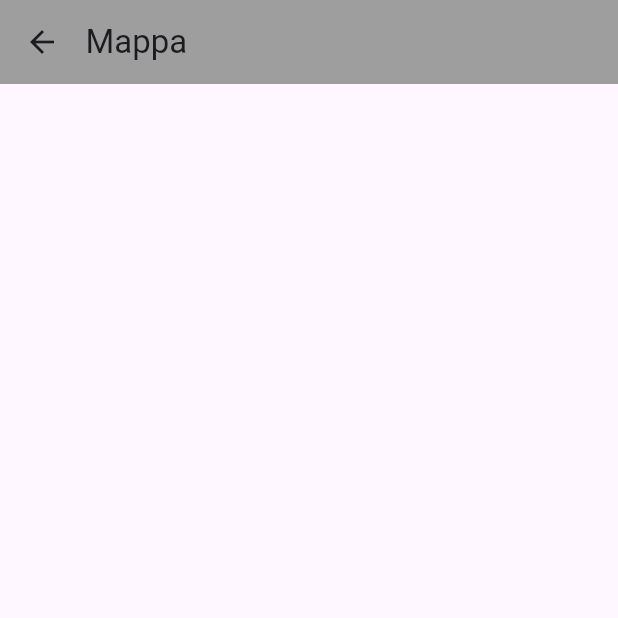
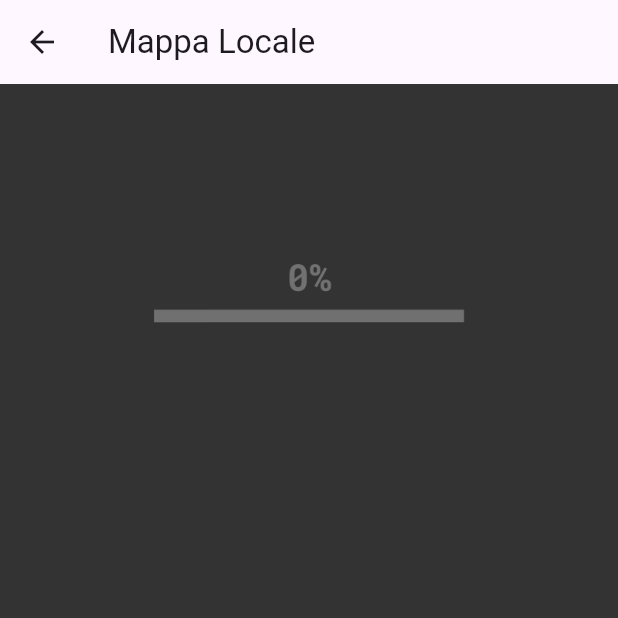
Before and after one commit to SeraphinFosfato/AversaTour, a Flutter app: the screen it shows after launch, after a tap on "Inizia", on a phone screen of 412 x 824 dp, the top half of it. Run offline on Flutter 3.47's test engine with Material 3 defaults, Android fonts, the phone set to English and light mode, and no system bars.

Commit message:
Aggiornamenti pagina di storia generale

```diff
--- a/lib/main.dart
+++ b/lib/main.dart
@@ -1,4 +1,4 @@
-import 'package:aversa_tour/pages/lacation_1.dart';
+import 'package:aversa_tour/pages/storia_generale_page.dart';
 import 'package:aversa_tour/pages/mappa.dart';
 import 'package:aversa_tour/pages/menu_principale.dart';
 import 'package:flutter/material.dart';
@@ -18,7 +18,7 @@ class MyApp extends StatelessWidget {
       home: MenuPrincipale(),
       routes: {
         '/mappa' :(context) => Mappa(),
-        '/lacation_1' :(context) => StoriaGenerale(),
+        '/lacation_1' :(context) => StoriaGenerale(), //Non cambiare, nome del file dart cambiato tramite refractoring!!
       },
       );
   }
--- a/lib/pages/mappa.dart
+++ b/lib/pages/mappa.dart
@@ -6,13 +6,12 @@ class Mappa extends StatelessWidget {
   @override
   Widget build(BuildContext context) {
     return Scaffold(
+      backgroundColor: Color.fromARGB(255, 51, 51, 51),
       appBar: AppBar(
-        title: Text(
-            "Mappa",
-            textAlign: TextAlign.center,
-        ),
-        backgroundColor: Colors.grey,
-        titleSpacing: 1,
+        title: Text("Mappa Locale"),
+      ),
+      body: Container(
+        child: Image.asset('assets/images/Loading.gif'),
       ),
     );
   }
--- a/lib/pages/menu_principale.dart
+++ b/lib/pages/menu_principale.dart
@@ -25,7 +25,7 @@ class _MenuPrincipaleState extends State<MenuPrincipale> {
   @override
   Widget build(BuildContext context) {
     return Scaffold(
-      backgroundColor: Colors.white38,
+      backgroundColor: Colors.blue,
       appBar: AppBar(
         title: Text(
           "Applicazione",
@@ -75,7 +75,7 @@ class _MenuPrincipaleState extends State<MenuPrincipale> {
                         height: 80,
                         width: 250,
                         decoration: BoxDecoration(
-                          color: Colors.grey,
+                          color: Colors.blue,
                           borderRadius: BorderRadius.circular(20),
                         ),
                         padding: EdgeInsets.all(20),
@@ -98,12 +98,12 @@ class _MenuPrincipaleState extends State<MenuPrincipale> {
                         height: 80,
                         width: 250,
                         decoration: BoxDecoration(
-                          color: Colors.grey,
+                          color: Colors.blue,
                           borderRadius: BorderRadius.circular(20),
                         ),
                         padding: EdgeInsets.all(20),
                         child: Text(
-                          "Vai a luogo 1",
+                          "Panoramica",
                           textAlign: TextAlign.center,
                           style: TextStyle(
                             color: Colors.white,
@@ -112,7 +112,7 @@ class _MenuPrincipaleState extends State<MenuPrincipale> {
                           ),
                         ),
                       ),
-                    ), //Location_1 test button
+                    ),
                   ],
                 ),
               ),
--- a/lib/pages/lacation_1.dart
+++ b/lib/pages/storia_generale_page.dart
@@ -13,7 +13,7 @@ class StoriaGenerale extends StatelessWidget {
           "Cenni Storici Generali",
           textAlign: TextAlign.center,
         ),
-        backgroundColor: Colors.grey,
+        backgroundColor: Colors.black45,
         titleSpacing: 1,
       ),
       body: Center(
@@ -47,7 +47,7 @@ class StoriaGenerale extends StatelessWidget {
                 child: ListView(
                   children: [
                     Padding(
-                      padding: const EdgeInsets.all(10.0), //dolore magna aliqua. Vitae aliquet nec ullamcorper sit amet. Egestas sed tempus urna et pharetra. Mauris sit amet massa vitae tortor condimentum. Amet dictum sit amet justo donec. Id consectetur purus ut faucibus pulvinar. Tortor consequat id porta nibh. Egestas congue quisque egestas diam in arcu cursus. Tellus id interdum velit laoreet id donec ultrices tincidunt arcu. Porta nibh venenatis cras sed. Enim tortor at auctor urna nunc id cursus metus aliquam. Egestas egestas fringilla phasellus faucibus scelerisque eleifend. Molestie nunc non blandit massa enim nec dui nunc mattis. Viverra orci sagittis eu volutpat odio. Ultrices neque ornare aenean euismod elementum nisi. Turpis cursus in hac habitasse platea dictumst quisque sagittis.
+                      padding: const EdgeInsets.only(top:5.0, bottom: 10, left: 10, right: 10),
                       child: Text(
                         "Secondo provate testimonianze storiche la città di Aversa si sviluppò in quel territorio ove esisteva il casale Sancti Pauli at Averze 1. Furono, però, i Normanni, capeggiati da Rainulfo Drengot, a fondarla nel 1030. La contea fu, infatti, donata allo stesso Drengot dal duca Sergio IV, mosso dallo scopo di rafforzare la linea difensiva settentrionale del suo dominio. La posizione strategica dell’antico casale, posto tra la via Campana e la via Cumana, consentiva il controllo di un ampio territorio comprendente la stessa Liburia. L’intento di consolidare l’alleanza indusse il duca di Napoli Sergio IV a concedere in sposa a Rainulfo sua sorella Sigelgaida. Tale operazione consentì l’asservimento dell’intera Liburia al dominio Normanno. Il territorio si connotava per la presenza di siepi e fossati. Fu, però, l’aumentata forza militare e l’incremento della popolazione a rendere possibile la creazione di mura fortificate strutturate all’interno con uno schema urbano ad impianto radiocentrico.",
                         style: TextStyle(
```
Also changed, not shown: assets/images/Loading.gif (added).
